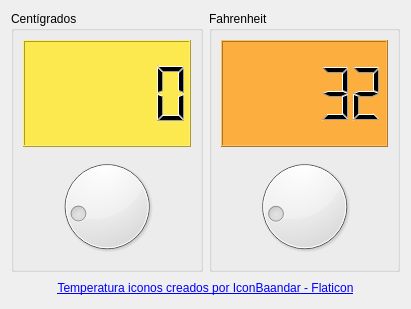
Above: conversor.ui from matt087/P61-Conversor-Temperatura before the change. Below: the same form after it.
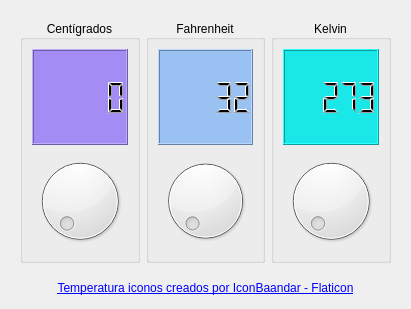
That is the form after the change. Icons and pictures are not drawn.

Commit message: Conversion Kelvin + icono

What changed in the file:
```diff
--- a/conversor.ui
+++ b/conversor.ui
@@ -21,23 +21,17 @@
    <item>
     <widget class="QWidget" name="widget" native="true">
      <layout class="QHBoxLayout" name="horizontalLayout">
-      <property name="leftMargin">
-       <number>0</number>
-      </property>
-      <property name="topMargin">
-       <number>0</number>
-      </property>
-      <property name="rightMargin">
-       <number>0</number>
-      </property>
-      <property name="bottomMargin">
-       <number>0</number>
-      </property>
       <item>
        <widget class="QGroupBox" name="groupBox">
+        <property name="styleSheet">
+         <string notr="true">font: 63 13pt &quot;URW Gothic&quot;;</string>
+        </property>
         <property name="title">
          <string>Centígrados</string>
         </property>
+        <property name="alignment">
+         <set>Qt::AlignCenter</set>
+        </property>
         <property name="flat">
          <bool>false</bool>
         </property>
@@ -48,14 +42,14 @@
          <item>
           <widget class="QLCDNumber" name="outCent">
            <property name="styleSheet">
-            <string notr="true">background-color: rgb(252, 233, 79);</string>
+            <string notr="true">background-color: rgb(163, 141, 244);</string>
            </property>
           </widget>
          </item>
          <item>
           <widget class="QDial" name="inCent">
            <property name="minimum">
-            <number>-18</number>
+            <number>0</number>
            </property>
           </widget>
          </item>
@@ -64,14 +58,23 @@
       </item>
       <item>
        <widget class="QGroupBox" name="groupBox_2">
+        <property name="styleSheet">
+         <string notr="true">font: 63 13pt &quot;URW Gothic&quot;;
+</string>
+        </property>
         <property name="title">
          <string>Fahrenheit</string>
         </property>
-        <layout class="QVBoxLayout" name="verticalLayout_2">
+        <property name="alignment">
+         <set>Qt::AlignCenter</set>
+        </property>
+        <layout class="QVBoxLayout" name="verticalLayout_4">
          <item>
           <widget class="QLCDNumber" name="outFahr">
            <property name="styleSheet">
-            <string notr="true">background-color: rgb(252, 175, 62);</string>
+            <string notr="true">
+background-color: rgb(153, 193, 241);
+</string>
            </property>
            <property name="intValue" stdset="0">
             <number>32</number>
@@ -80,6 +83,9 @@
          </item>
          <item>
           <widget class="QDial" name="inFahr">
+           <property name="minimum">
+            <number>32</number>
+           </property>
            <property name="maximum">
             <number>210</number>
            </property>
@@ -91,6 +97,49 @@
         </layout>
        </widget>
       </item>
+      <item>
+       <widget class="QGroupBox" name="groupBox_3">
+        <property name="styleSheet">
+         <string notr="true">font: 75 italic 11pt &quot;Ubuntu&quot;;
+font: 63 13pt &quot;URW Gothic&quot;;</string>
+        </property>
+        <property name="title">
+         <string>Kelvin</string>
+        </property>
+        <property name="alignment">
+         <set>Qt::AlignCenter</set>
+        </property>
+        <layout class="QVBoxLayout" name="verticalLayout_2">
+         <item>
+          <widget class="QLCDNumber" name="outKel">
+           <property name="autoFillBackground">
+            <bool>false</bool>
+           </property>
+           <property name="styleSheet">
+            <string notr="true">background-color: rgb(26, 232, 232);
+color: rgb(0, 0, 0);</string>
+           </property>
+           <property name="value" stdset="0">
+            <double>273.000000000000000</double>
+           </property>
+          </widget>
+         </item>
+         <item>
+          <widget class="QDial" name="inKel">
+           <property name="minimum">
+            <number>273</number>
+           </property>
+           <property name="maximum">
+            <number>372</number>
+           </property>
+           <property name="value">
+            <number>273</number>
+           </property>
+          </widget>
+         </item>
+        </layout>
+       </widget>
+      </item>
      </layout>
     </widget>
    </item>
```
Left out of the diff: 16 changed lines with no effect on the pictures. The commit also changes 2 other files.
